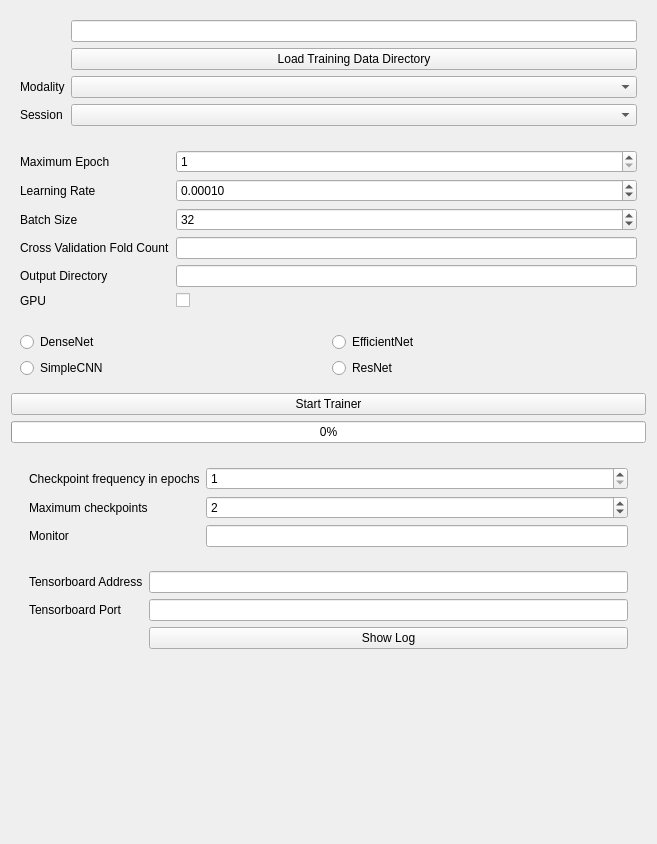
Qt form DeepLearner/Resources/UI/DeepLearnerLib.ui (mturja-vf-ic-bd/SlicerDeepLearningUI) before a commit.
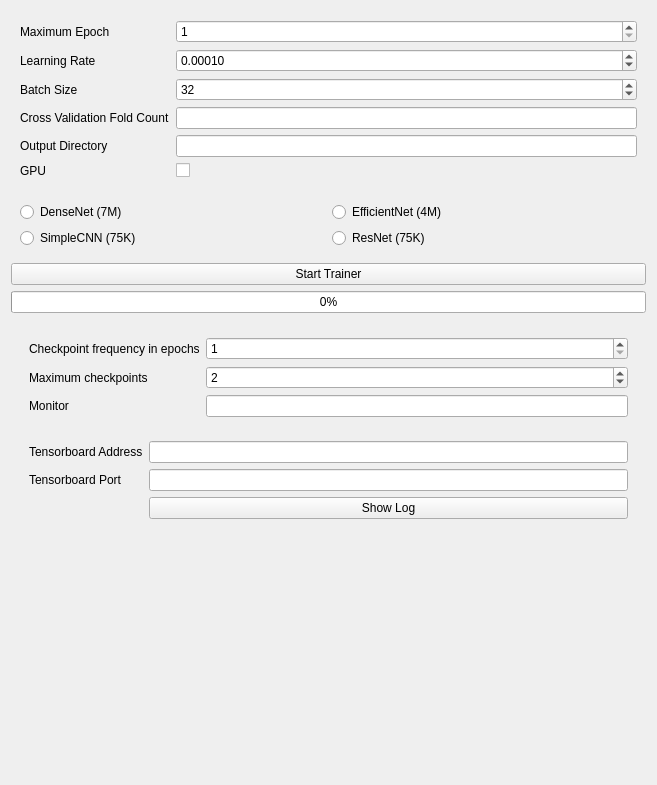
The same form after that commit. Custom widgets are drawn as their Qt base class.

Commit message: Updated Trainer with new models and added option to use multiple features

```diff
--- a/DeepLearner/Resources/UI/DeepLearnerLib.ui
+++ b/DeepLearner/Resources/UI/DeepLearnerLib.ui
@@ -7,52 +7,13 @@
     <x>0</x>
     <y>0</y>
     <width>657</width>
-    <height>844</height>
+    <height>785</height>
    </rect>
   </property>
   <property name="windowTitle">
    <string>GeomCNN</string>
   </property>
   <layout class="QVBoxLayout" name="UserInputPane">
-   <item>
-    <widget class="ctkCollapsibleButton" name="inputsCollapsibleButton" native="true">
-     <property name="text" stdset="0">
-      <string>Input Directory</string>
-     </property>
-     <layout class="QFormLayout" name="formLayout_3">
-      <item row="2" column="1">
-       <widget class="QLineEdit" name="TrainDirLineEdit"/>
-      </item>
-      <item row="3" column="1">
-       <widget class="QPushButton" name="TrainDirPushButton">
-        <property name="text">
-         <string>Load Training Data Directory</string>
-        </property>
-       </widget>
-      </item>
-      <item row="4" column="0">
-       <widget class="QLabel" name="label">
-        <property name="text">
-         <string>Modality</string>
-        </property>
-       </widget>
-      </item>
-      <item row="4" column="1">
-       <widget class="QComboBox" name="FeatureNameCombo"/>
-      </item>
-      <item row="5" column="0">
-       <widget class="QLabel" name="label_2">
-        <property name="text">
-         <string>Session</string>
-        </property>
-       </widget>
-      </item>
-      <item row="5" column="1">
-       <widget class="QComboBox" name="TimePointCombo"/>
-      </item>
-     </layout>
-    </widget>
-   </item>
    <item>
     <widget class="ctkCollapsibleButton" name="trainingCollapsibleButton" native="true">
      <property name="text" stdset="0">
@@ -164,28 +125,28 @@
       <item row="0" column="0">
        <widget class="QRadioButton" name="DenseNetRadio">
         <property name="text">
-         <string>DenseNet</string>
+         <string>DenseNet (7M)</string>
         </property>
        </widget>
       </item>
       <item row="0" column="1">
        <widget class="QRadioButton" name="EfficientNetRadio">
         <property name="text">
-         <string>EfficientNet</string>
+         <string>EfficientNet (4M)</string>
         </property>
        </widget>
       </item>
       <item row="1" column="0">
        <widget class="QRadioButton" name="SimpleCNNRadio">
         <property name="text">
-         <string>SimpleCNN</string>
+         <string>SimpleCNN (75K)</string>
         </property>
        </widget>
       </item>
       <item row="1" column="1">
        <widget class="QRadioButton" name="ResNetRadio">
         <property name="text">
-         <string>ResNet</string>
+         <string>ResNet (75K)</string>
         </property>
        </widget>
       </item>
```
The commit also changes 9 other files.
